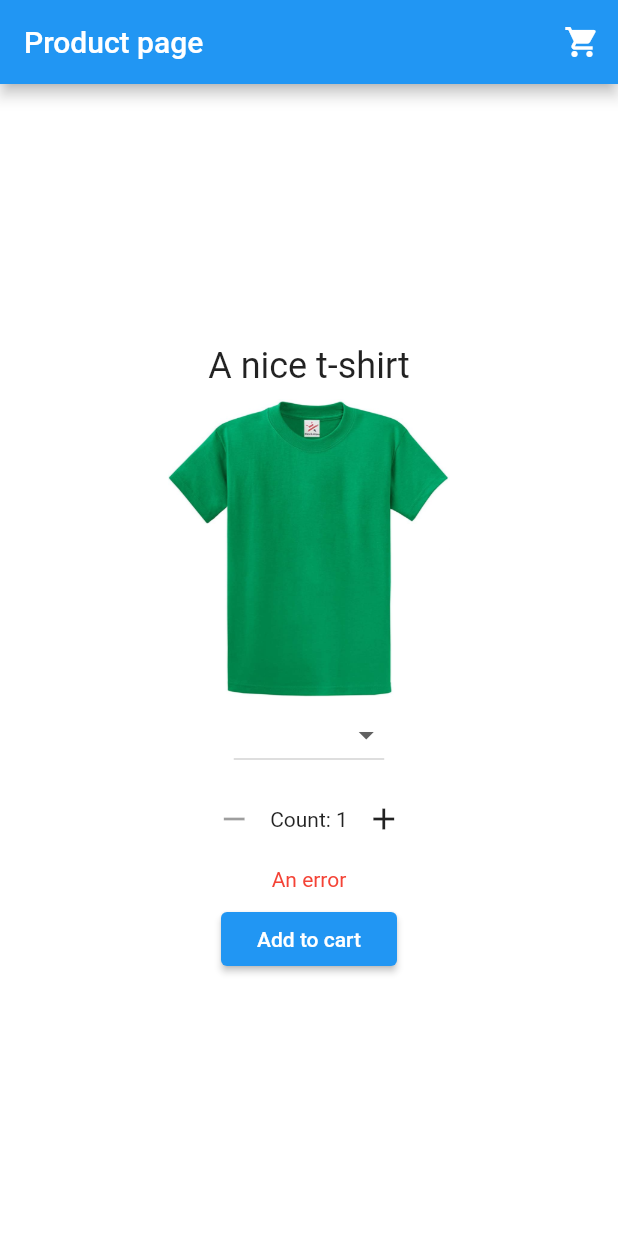
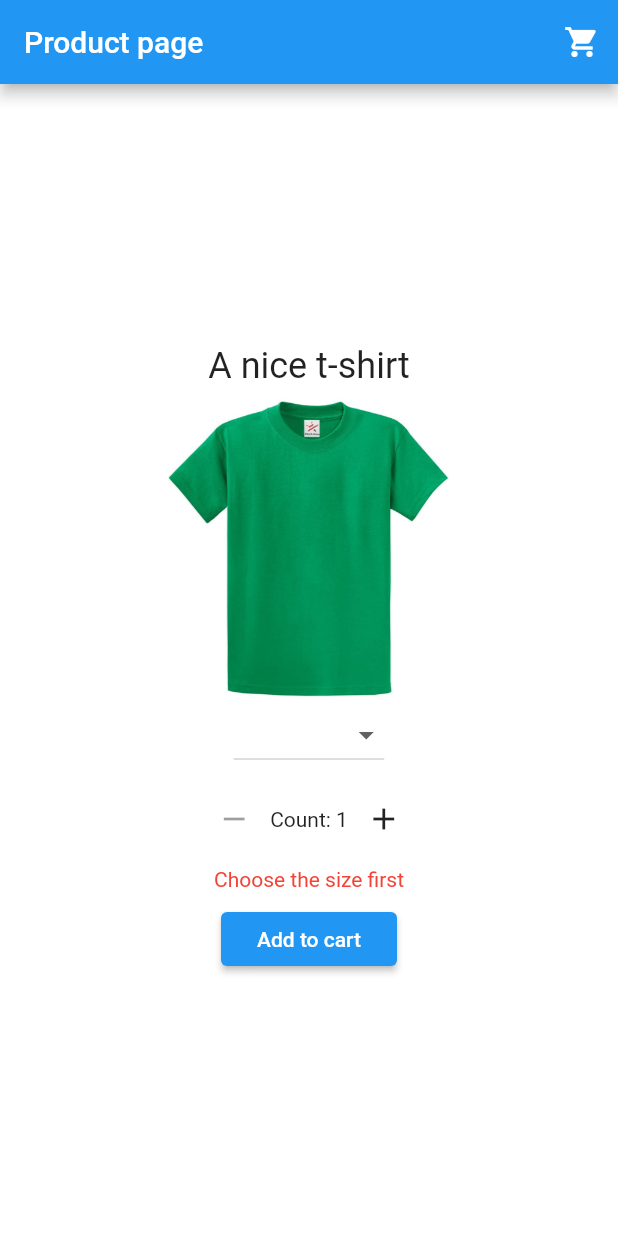
Before and after one commit to NTNU-MobileApps/exercise-e7-template, a Flutter app: the screen it shows after launch, after a tap on "Add to cart", on a phone screen of 412 x 824 dp. Run offline on Flutter 3.47's test engine with Material 2 defaults, Android fonts, the phone set to English and light mode, and no system bars; our stand-ins replace flutter_riverpod.

Commit message:
Adding items to the cart now works

```diff
--- a/lib/pages/product_page.dart
+++ b/lib/pages/product_page.dart
@@ -167,9 +167,12 @@ class ProductPage extends StatelessWidget {
   /// a new item must be added to the cart, using the appropriate size and count
   void _addToCart(WidgetRef ref) {
     print("Adding product(s) to the cart...");
-    // Set the error message
-    ref.read(errorProvider.notifier).state = "An error";
-    // TODO - implement the necessary logic
+    final CartItem currentItem = ref.read(tempItemProvider);
+    if (currentItem.size != null) {
+      ref.read(cartItemProvider.notifier).add(currentItem);
+    } else {
+      ref.read(errorProvider.notifier).state = sizeErrorMessage;
+    }
   }
 
   /// Navigate to the shopping cart page
--- a/lib/providers/cart_item_provider.dart
+++ b/lib/providers/cart_item_provider.dart
@@ -17,6 +17,11 @@ class CartItemNotifier extends StateNotifier<List<CartItem>> {
     }
     return unitCount;
   }
+
+  /// Add an item to the cart
+  void add(CartItem item) {
+    state = [...state, item];
+  }
 }
 
 final cartItemProvider =
```
